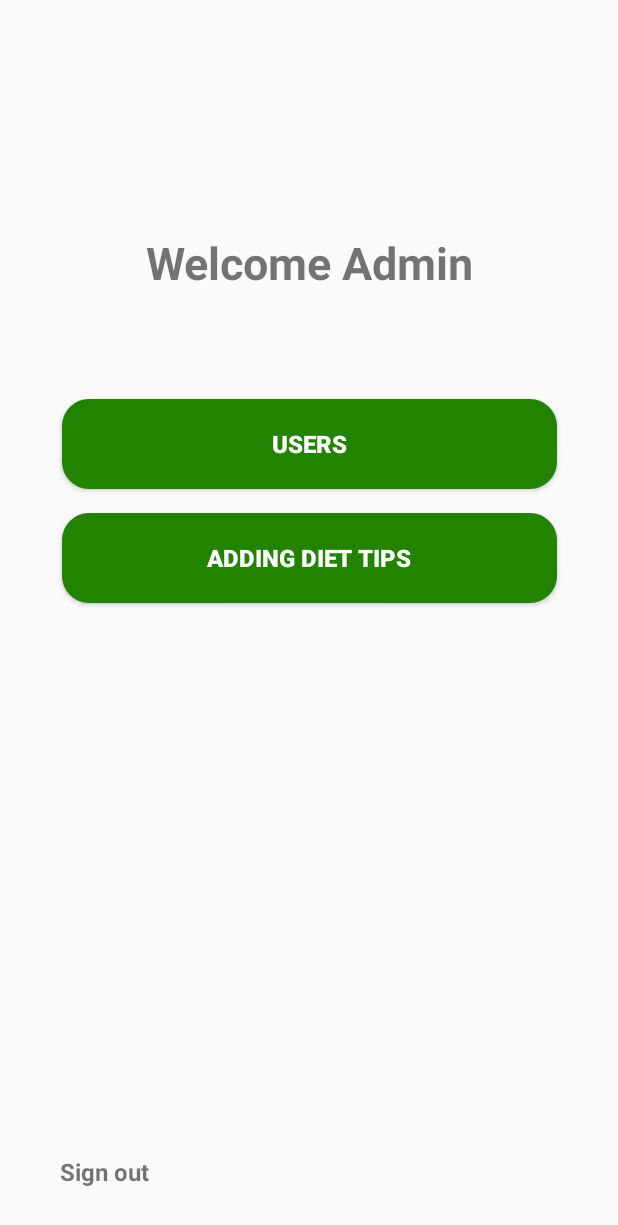
After one commit to kevincodedojo/DailyDietTrackingApp, an Android app: the WelcomAdmin screen opened directly, with no data from a screen before it, on a phone screen of 412 x 824 dp. The commit adds this screen. Shown: the top 1225 px of the screen. Run offline under Robolectric (Android 15) with nearby library versions, the phone set to English and light mode, and no system bars.

Commit message:
adding welcome AdminPage

```diff
--- a/app/src/main/AndroidManifest.xml
+++ b/app/src/main/AndroidManifest.xml
@@ -13,6 +13,9 @@
         android:theme="@style/Theme.DailyDietTrackingApp"
         tools:targetApi="31">
         <activity
+            android:name=".WelcomAdmin"
+            android:exported="false" />
+        <activity
             android:name=".MainActivity"
             android:exported="true">
             <intent-filter>
--- /dev/null
+++ b/app/src/main/java/com/example/dailydiettrackingapp/WelcomAdmin.java
@@ -0,0 +1,24 @@
+package com.example.dailydiettrackingapp;
+
+import android.os.Bundle;
+
+import androidx.activity.EdgeToEdge;
+import androidx.appcompat.app.AppCompatActivity;
+import androidx.core.graphics.Insets;
+import androidx.core.view.ViewCompat;
+import androidx.core.view.WindowInsetsCompat;
+
+public class WelcomAdmin extends AppCompatActivity {
+
+    @Override
+    protected void onCreate(Bundle savedInstanceState) {
+        super.onCreate(savedInstanceState);
+        EdgeToEdge.enable(this);
+        setContentView(R.layout.activity_welcom_admin);
+        ViewCompat.setOnApplyWindowInsetsListener(findViewById(R.id.main), (v, insets) -> {
+            Insets systemBars = insets.getInsets(WindowInsetsCompat.Type.systemBars());
+            v.setPadding(systemBars.left, systemBars.top, systemBars.right, systemBars.bottom);
+            return insets;
+        });
+    }
+}
--- /dev/null
+++ b/app/src/main/res/drawable/button_shape.xml
@@ -0,0 +1,4 @@
+<shape xmlns:android="http://schemas.android.com/apk/res/android">
+    <solid android:color="#218300" /> <!-- Button color -->
+    <corners android:radius="18dp" /> <!-- Corner radius -->
+</shape>
--- /dev/null
+++ b/app/src/main/res/layout/activity_welcom_admin.xml
@@ -0,0 +1,66 @@
+<?xml version="1.0" encoding="utf-8"?>
+<androidx.constraintlayout.widget.ConstraintLayout xmlns:android="http://schemas.android.com/apk/res/android"
+    xmlns:app="http://schemas.android.com/apk/res-auto"
+    xmlns:tools="http://schemas.android.com/tools"
+    android:id="@+id/main"
+    android:layout_width="match_parent"
+    android:layout_height="match_parent"
+    tools:context=".WelcomAdmin">
+
+    <TextView
+        android:id="@+id/welAdminTextView"
+        android:layout_width="match_parent"
+        android:layout_height="150dp"
+        android:textSize="30sp"
+        android:text="@string/welcome_adm"
+        android:textStyle="bold"
+        android:gravity="center"
+        android:layout_marginTop="100dp"
+        android:layout_marginBottom="24dp"
+        app:layout_constraintTop_toTopOf="parent"
+        app:layout_constraintStart_toStartOf="parent"
+        app:layout_constraintEnd_toEndOf="parent"
+        />
+
+    <Button
+        android:id="@+id/usersButton"
+        android:layout_width="330dp"
+        android:layout_height="60dp"
+        android:layout_margin="16dp"
+        android:text="@string/users"
+        android:textSize="16sp"
+        android:textStyle="bold"
+        android:background="@drawable/button_shape"
+        android:textColor="@color/white"
+        app:layout_constraintEnd_toEndOf="parent"
+        app:layout_constraintStart_toStartOf="parent"
+        app:layout_constraintTop_toBottomOf="@+id/welAdminTextView"
+        />
+    <Button
+        android:id="@+id/addDietTipsButton"
+        android:layout_width="330dp"
+        android:layout_height="60dp"
+        android:layout_margin="16dp"
+        android:text="@string/adding_diet_tips"
+        android:textSize="16sp"
+        android:textStyle="bold"
+        android:background="@drawable/button_shape"
+        android:textColor="@color/white"
+        app:layout_constraintEnd_toEndOf="parent"
+        app:layout_constraintStart_toStartOf="parent"
+        app:layout_constraintTop_toBottomOf="@+id/usersButton"
+        />
+
+    <TextView
+        android:id="@+id/signOutTextView"
+        android:layout_width="wrap_content"
+        android:layout_height="wrap_content"
+        android:layout_marginStart="40dp"
+        android:layout_marginBottom="32dp"
+        android:text="@string/sign_out"
+        android:textSize="16sp"
+        android:textStyle="bold"
+        app:layout_constraintBottom_toBottomOf="parent"
+        app:layout_constraintStart_toStartOf="parent" />
+
+</androidx.constraintlayout.widget.ConstraintLayout>
--- a/app/src/main/res/values-night/themes.xml
+++ b/app/src/main/res/values-night/themes.xml
@@ -1,6 +1,6 @@
 <resources xmlns:tools="http://schemas.android.com/tools">
     <!-- Base application theme. -->
-    <style name="Base.Theme.DailyDietTrackingApp" parent="Theme.Material3.DayNight.NoActionBar">
+    <style name="Base.Theme.DailyDietTrackingApp" parent="Theme.AppCompat.Light.NoActionBar">
         <!-- Customize your dark theme here. -->
         <!-- <item name="colorPrimary">@color/my_dark_primary</item> -->
     </style>
--- /dev/null
+++ b/app/src/main/res/values/ids.xml
@@ -0,0 +1,4 @@
+<?xml version="1.0" encoding="utf-8"?>
+<resources>
+    <item name="welcomAdminTextView" type="id">welcomAdminTextView</item>
+</resources>
--- a/app/src/main/res/values/strings.xml
+++ b/app/src/main/res/values/strings.xml
@@ -1,3 +1,8 @@
 <resources>
     <string name="app_name">DailyDietTrackingApp</string>
+    <string name="welcome_admin">Welcome Admin</string>
+    <string name="welcome_adm">Welcome Admin</string>
+    <string name="users">Users</string>
+    <string name="adding_diet_tips">Adding Diet Tips</string>
+    <string name="sign_out">Sign out</string>
 </resources>
--- a/app/src/main/res/values/themes.xml
+++ b/app/src/main/res/values/themes.xml
@@ -1,6 +1,6 @@
 <resources xmlns:tools="http://schemas.android.com/tools">
     <!-- Base application theme. -->
-    <style name="Base.Theme.DailyDietTrackingApp" parent="Theme.Material3.DayNight.NoActionBar">
+    <style name="Base.Theme.DailyDietTrackingApp" parent="Theme.AppCompat.Light.NoActionBar">
         <!-- Customize your light theme here. -->
         <!-- <item name="colorPrimary">@color/my_light_primary</item> -->
     </style>
```
